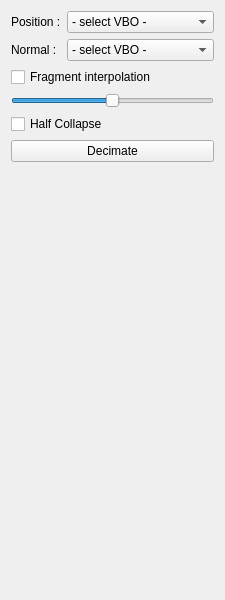
Before: the Qt Designer form SCHNApps/Plugins/surface_radiance/forms/surface_radiance.ui in cgogn/CGoGN, drawn with Qt 5.
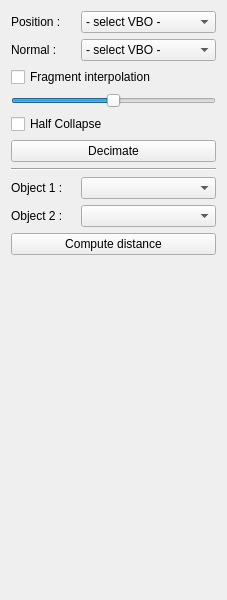
After: the same form once the commit is applied.

Commit message: SCHNApps: Surface_Radiance: start distance computation

What changed in the file:
```diff
--- a/SCHNApps/Plugins/surface_radiance/forms/surface_radiance.ui
+++ b/SCHNApps/Plugins/surface_radiance/forms/surface_radiance.ui
@@ -6,7 +6,7 @@
    <rect>
     <x>0</x>
     <y>0</y>
-    <width>225</width>
+    <width>227</width>
     <height>600</height>
    </rect>
   </property>
@@ -21,22 +21,7 @@
      </property>
     </widget>
    </item>
-   <item row="1" column="1">
-    <widget class="QComboBox" name="combo_normalVBO">
-     <property name="sizePolicy">
-      <sizepolicy hsizetype="Expanding" vsizetype="Fixed">
-       <horstretch>0</horstretch>
-       <verstretch>0</verstretch>
-      </sizepolicy>
-     </property>
-     <item>
-      <property name="text">
-       <string>- select VBO -</string>
-      </property>
-     </item>
-    </widget>
-   </item>
-   <item row="0" column="1">
+   <item row="0" column="1" colspan="2">
     <widget class="QComboBox" name="combo_positionVBO">
      <property name="sizePolicy">
       <sizepolicy hsizetype="Expanding" vsizetype="Fixed">
@@ -51,14 +36,84 @@
      </item>
     </widget>
    </item>
-   <item row="5" column="0" colspan="2">
+   <item row="1" column="0">
+    <widget class="QLabel" name="label_3">
+     <property name="text">
+      <string>Normal :</string>
+     </property>
+    </widget>
+   </item>
+   <item row="1" column="1" colspan="2">
+    <widget class="QComboBox" name="combo_normalVBO">
+     <property name="sizePolicy">
+      <sizepolicy hsizetype="Expanding" vsizetype="Fixed">
+       <horstretch>0</horstretch>
+       <verstretch>0</verstretch>
+      </sizepolicy>
+     </property>
+     <item>
+      <property name="text">
+       <string>- select VBO -</string>
+      </property>
+     </item>
+    </widget>
+   </item>
+   <item row="2" column="0" colspan="3">
+    <widget class="QCheckBox" name="checkbox_fragInterp">
+     <property name="text">
+      <string>Fragment interpolation</string>
+     </property>
+    </widget>
+   </item>
+   <item row="3" column="0" colspan="3">
+    <widget class="QSlider" name="slider_decimationGoal">
+     <property name="maximum">
+      <number>100</number>
+     </property>
+     <property name="value">
+      <number>50</number>
+     </property>
+     <property name="orientation">
+      <enum>Qt::Horizontal</enum>
+     </property>
+    </widget>
+   </item>
+   <item row="4" column="0" colspan="3">
+    <widget class="QCheckBox" name="checkbox_halfCollapse">
+     <property name="text">
+      <string>Half Collapse</string>
+     </property>
+    </widget>
+   </item>
+   <item row="5" column="0" colspan="3">
     <widget class="QPushButton" name="button_decimate">
      <property name="text">
       <string>Decimate</string>
      </property>
     </widget>
    </item>
-   <item row="6" column="1">
+   <item row="6" column="0" colspan="3">
+    <widget class="Line" name="line">
+     <property name="orientation">
+      <enum>Qt::Horizontal</enum>
+     </property>
+    </widget>
+   </item>
+   <item row="8" column="0">
+    <widget class="QLabel" name="label_4">
+     <property name="text">
+      <string>Object 2 :</string>
+     </property>
+    </widget>
+   </item>
+   <item row="9" column="0" colspan="3">
+    <widget class="QPushButton" name="button_computeDistance">
+     <property name="text">
+      <string>Compute distance</string>
+     </property>
+    </widget>
+   </item>
+   <item row="10" column="2">
     <spacer name="verticalSpacer">
      <property name="orientation">
       <enum>Qt::Vertical</enum>
@@ -71,39 +126,18 @@
      </property>
     </spacer>
    </item>
-   <item row="1" column="0">
-    <widget class="QLabel" name="label_3">
-     <property name="text">
-      <string>Normal :</string>
-     </property>
-    </widget>
+   <item row="8" column="1" colspan="2">
+    <widget class="QComboBox" name="combo_object2"/>
    </item>
-   <item row="4" column="0" colspan="2">
-    <widget class="QCheckBox" name="checkbox_halfCollapse">
+   <item row="7" column="0">
+    <widget class="QLabel" name="label">
      <property name="text">
-      <string>Half Collapse</string>
+      <string>Object 1 :</string>
      </property>
     </widget>
    </item>
-   <item row="3" column="0" colspan="2">
-    <widget class="QSlider" name="slider_decimationGoal">
-     <property name="maximum">
-      <number>100</number>
-     </property>
-     <property name="value">
-      <number>50</number>
-     </property>
-     <property name="orientation">
-      <enum>Qt::Horizontal</enum>
-     </property>
-    </widget>
-   </item>
-   <item row="2" column="0" colspan="2">
-    <widget class="QCheckBox" name="checkbox_fragInterp">
-     <property name="text">
-      <string>Fragment interpolation</string>
-     </property>
-    </widget>
+   <item row="7" column="1" colspan="2">
+    <widget class="QComboBox" name="combo_object1"/>
    </item>
   </layout>
  </widget>
```
The commit also changes 4 other files.
